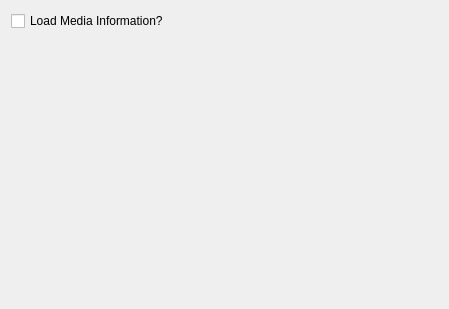
First picture: the form in Preferences/UI/GeneralSettings.ui, repository towel42-com/MediaManager, before the edit.
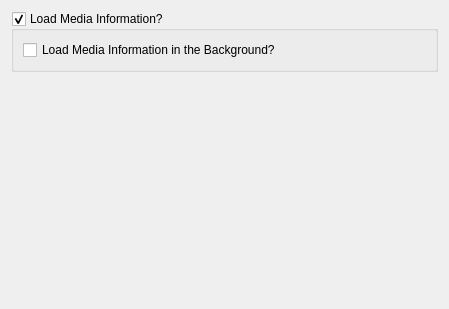
Second picture: the form after the edit.

Commit message: Lossless is not a theme, added support for background load of media tags, support for adding aac audio

The edit to the form file:
```diff
--- a/Preferences/UI/GeneralSettings.ui
+++ b/Preferences/UI/GeneralSettings.ui
@@ -15,10 +15,22 @@
   </property>
   <layout class="QVBoxLayout" name="verticalLayout">
    <item>
-    <widget class="QCheckBox" name="loadMediaInfo">
-     <property name="text">
+    <widget class="QGroupBox" name="loadMediaInfo">
+     <property name="title">
       <string>Load Media Information?</string>
      </property>
+     <property name="checkable">
+      <bool>true</bool>
+     </property>
+     <layout class="QVBoxLayout" name="verticalLayout_2">
+      <item>
+       <widget class="QCheckBox" name="backgroundLoadMediaInfo">
+        <property name="text">
+         <string>Load Media Information in the Background?</string>
+        </property>
+       </widget>
+      </item>
+     </layout>
     </widget>
    </item>
    <item>
```
The commit also changes 6 other files.
